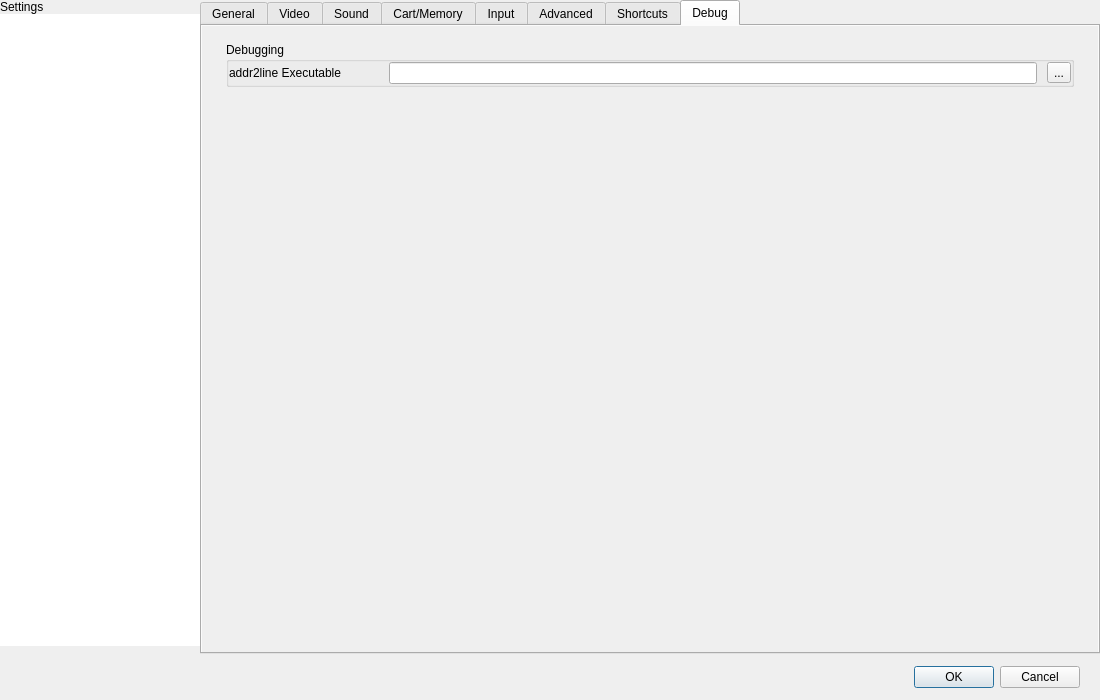
Qt form yabause/src/port/qt/ui/UISettings.ui (BenjaminSiskoo/Kronos_test) before a commit.
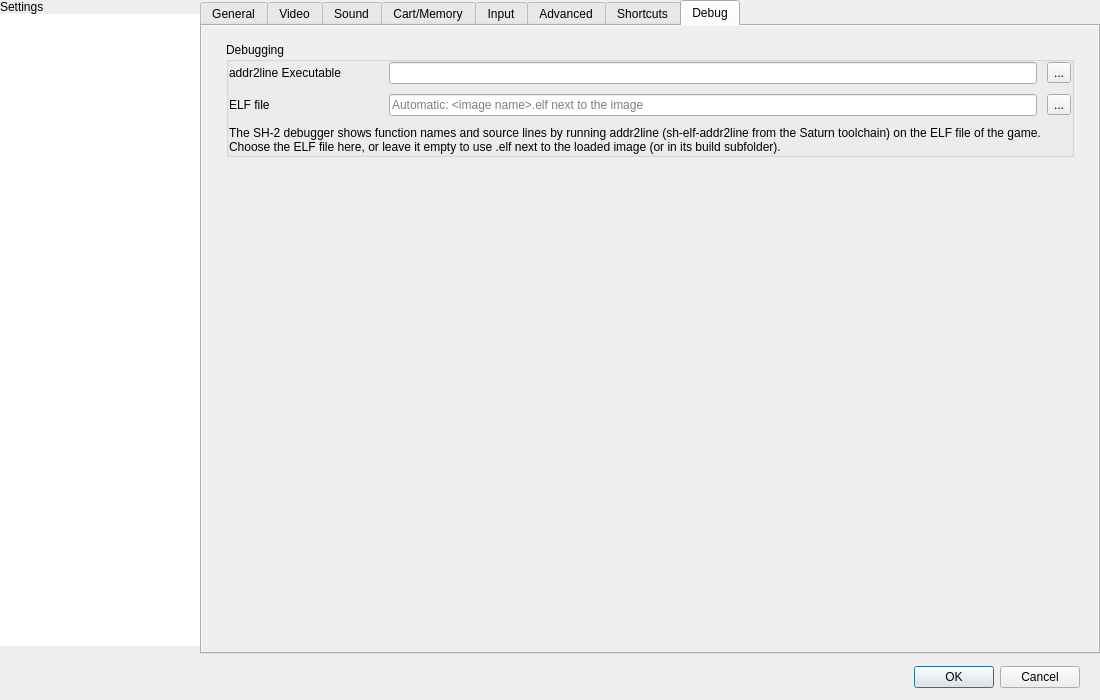
The same form after that commit. The open tabs and pages were chosen to show the change. Icons and pictures are not drawn. Custom widgets are drawn as their Qt base class.

Commit message:
qt: Debug tab - ELF file field (Debug/ElfFile) with an explanation of the addr2line lookup
Added UI elements for ELF file configuration in settings.

The edit to the form file:
```diff
--- a/yabause/src/port/qt/ui/UISettings.ui
+++ b/yabause/src/port/qt/ui/UISettings.ui
@@ -576,7 +576,24 @@
             <string>...</string>
            </property>
           </widget>
-         </item></layout></widget></item><item><spacer name="pgDebug_sp"><property name="orientation"><enum>Qt::Vertical</enum></property><property name="sizeHint" stdset="0"><size><width>20</width><height>20</height></size></property></spacer></item></layout></widget></widget></item></layout></widget></widget></item></layout></item><item><widget class="QFrame" name="fFooter"><layout class="QHBoxLayout" name="footerLayout"><property name="leftMargin"><number>20</number></property><property name="topMargin"><number>12</number></property><property name="rightMargin"><number>20</number></property><property name="bottomMargin"><number>12</number></property><item><spacer name="footerSpacer"><property name="orientation"><enum>Qt::Horizontal</enum></property><property name="sizeHint" stdset="0"><size><width>40</width><height>20</height></size></property></spacer></item><item><widget class="QDialogButtonBox" name="dbbButtons"><property name="orientation"><enum>Qt::Horizontal</enum></property><property name="standardButtons"><set>QDialogButtonBox::Cancel|QDialogButtonBox::Ok</set></property></widget></item></layout></widget></item></layout>
+         </item><item row="1" column="0" rowspan="1" colspan="1"><widget class="QLabel" name="laddr2lineElf">
+         <property name="text">
+          <string>ELF file</string>
+         </property>
+         <property name="toolTip">
+          <string>ELF file used by the SH-2 debugger to show function names and source lines (addr2line). Leave empty to look for &lt;image name&gt;.elf next to the loaded image, then in its build subfolder.</string>
+         </property>
+         <property name="textFormat">
+          <enum>Qt::PlainText</enum>
+         </property>
+        <property name="alignment"><set>Qt::AlignLeading|Qt::AlignLeft|Qt::AlignVCenter</set></property><property name="role" stdset="0"><string notr="true">row</string></property><property name="minimumSize"><size><width>150</width><height>0</height></size></property></widget>
+       </item><item row="1" column="1" rowspan="1" colspan="1"><widget class="QLineEdit" name="leElfFile"><property name="toolTip"><string>ELF file used by the SH-2 debugger to show function names and source lines (addr2line). Leave empty to look for &lt;image name&gt;.elf next to the loaded image, then in its build subfolder.</string></property><property name="placeholderText"><string>Automatic: &lt;image name&gt;.elf next to the image</string></property></widget>
+         </item><item row="1" column="2" rowspan="1" colspan="1"><widget class="QToolButton" name="tbElfFile">
+           <property name="text">
+            <string>...</string>
+           </property>
+          </widget>
+         </item><item row="2" column="0" rowspan="1" colspan="3"><widget class="QLabel" name="lDebugHelp"><property name="text"><string>The SH-2 debugger shows function names and source lines by running addr2line (sh-elf-addr2line from the Saturn toolchain) on the ELF file of the game. Choose the ELF file here, or leave it empty to use &lt;image name&gt;.elf next to the loaded image (or in its build subfolder).</string></property><property name="wordWrap"><bool>true</bool></property></widget></item></layout></widget></item><item><spacer name="pgDebug_sp"><property name="orientation"><enum>Qt::Vertical</enum></property><property name="sizeHint" stdset="0"><size><width>20</width><height>20</height></size></property></spacer></item></layout></widget></widget></item></layout></widget></widget></item></layout></item><item><widget class="QFrame" name="fFooter"><layout class="QHBoxLayout" name="footerLayout"><property name="leftMargin"><number>20</number></property><property name="topMargin"><number>12</number></property><property name="rightMargin"><number>20</number></property><property name="bottomMargin"><number>12</number></property><item><spacer name="footerSpacer"><property name="orientation"><enum>Qt::Horizontal</enum></property><property name="sizeHint" stdset="0"><size><width>40</width><height>20</height></size></property></spacer></item><item><widget class="QDialogButtonBox" name="dbbButtons"><property name="orientation"><enum>Qt::Horizontal</enum></property><property name="standardButtons"><set>QDialogButtonBox::Cancel|QDialogButtonBox::Ok</set></property></widget></item></layout></widget></item></layout>
  </widget>
  <customwidgets>
   <customwidget><class>UIPortManager</class><extends>QGroupBox</extends><header>ui/UIPortManager.h</header><container>1</container></customwidget>
```
